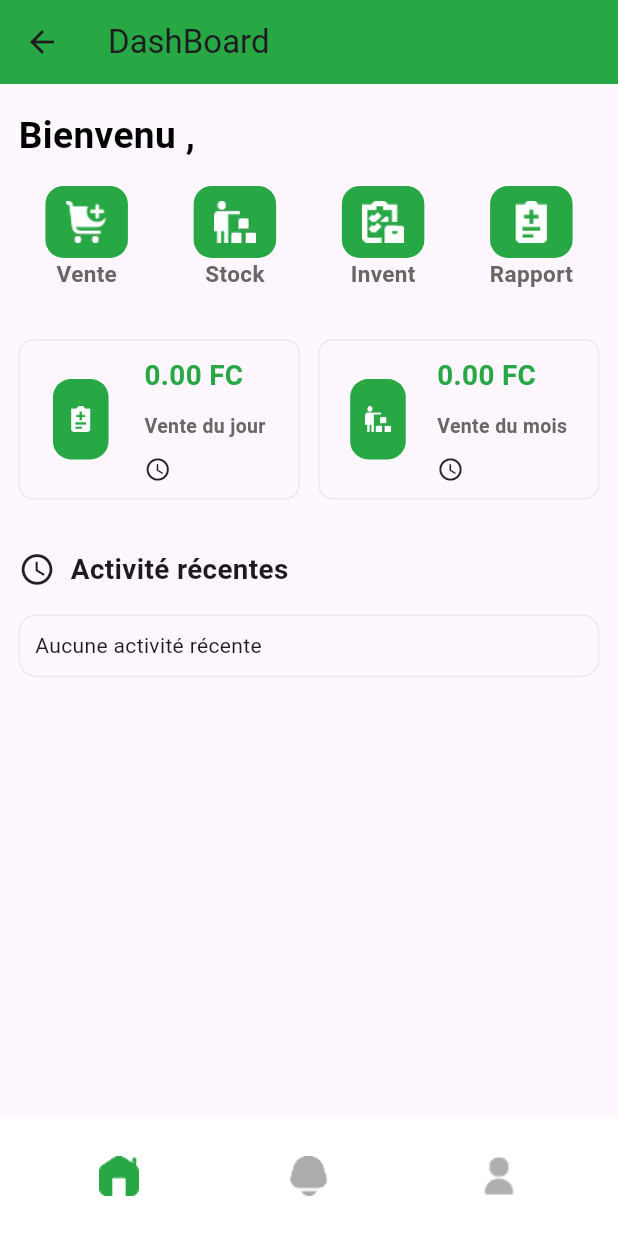
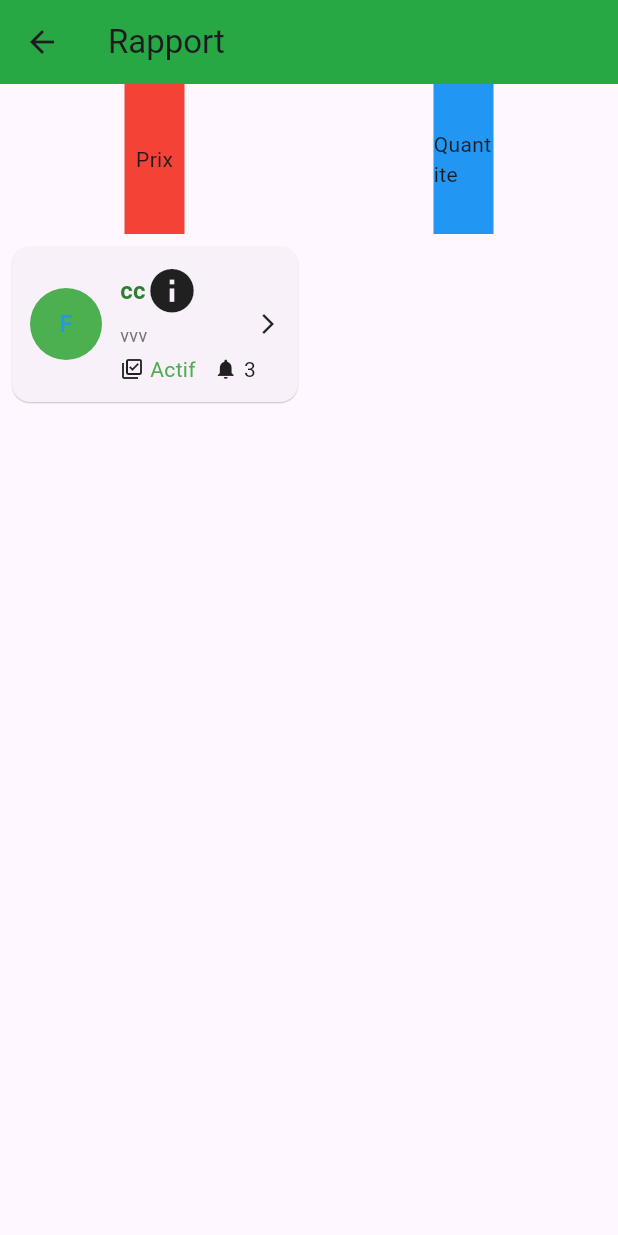
Before and after one commit to menjiDrcOrganisation/gestionPharmacieMobile, a Flutter app: the ViewDash screen opened directly, after a tap on "Rapport", on a phone screen of 412 x 824 dp. Run offline on Flutter 3.47's test engine with Material 3 defaults, Android fonts, the phone set to English and light mode, and no system bars; our stand-ins replace fluttertoast, google_sign_in, lottie, shared_preferences; accounts and stored records are empty; network calls fail.

Commit message:
feat add RapportVente

```diff
--- /dev/null
+++ b/lib/component/rapport/VenteBlock.dart
@@ -0,0 +1,75 @@
+import 'package:flutter/material.dart';
+
+class VenteBlock {
+  Widget lancer() {
+    return Card(
+      elevation: 0.4,
+      margin: const EdgeInsets.all(8),
+      shape: RoundedRectangleBorder(borderRadius: BorderRadius.circular(12)),
+      child: Padding(
+        padding: const EdgeInsets.all(12.0),
+        child: Row(
+          children: <Widget>[
+            CircleAvatar(
+              radius: 24,
+              backgroundColor: Colors.green,
+              child: Text(
+                "F",
+                style: TextStyle(color: Colors.blue),
+              ),
+            ),
+            const SizedBox(width: 12),
+
+            Expanded(
+              child: Column(
+                crossAxisAlignment: CrossAxisAlignment.start,
+                children: [
+                  Row(
+                    mainAxisAlignment: MainAxisAlignment.spaceBetween,
+                    children: [
+                      Text(
+                        "cc",
+                        style: TextStyle(
+                          fontWeight: FontWeight.bold,
+                          color: Colors.green[800],
+                          fontSize: 16,
+                        ),
+                        overflow: TextOverflow.ellipsis,
+                      ),
+                      InkWell(
+                        onTap: () {},
+                        child: Icon(Icons.info, size: 35),
+                      )
+                    ],
+                  ),
+                  const SizedBox(height: 4),
+                  Text(
+                    "vvv",
+                    style: TextStyle(fontSize: 12, color: Colors.grey[600]),
+                    overflow: TextOverflow.ellipsis,
+                  ),
+                  const SizedBox(height: 4),
+                  Row(
+                    children: const [
+                      Icon(Icons.library_add_check_outlined, size: 16),
+                      SizedBox(width: 4),
+                      Text(
+                        "Actif",
+                        style: TextStyle(color: Colors.green),
+                      ),
+                      SizedBox(width: 12),
+                      Icon(Icons.notifications, size: 16),
+                      SizedBox(width: 4),
+                      Text('3'),
+                    ],
+                  ),
+                ],
+              ),
+            ),
+            Icon(Icons.arrow_forward_ios, size: 16),
+          ],
+        ),
+      ),
+    );
+  }
+}
--- /dev/null
+++ b/lib/controller/Rapport_vente_controller.dart
@@ -0,0 +1,16 @@
+
+import '../ModelTampo/Pharmacie.dart';
+import '../model/userModel.dart';
+import '../services/ApiService/ApiPharmacie.dart';
+import '../services/ApiService/ApiRapportVente.dart';
+import '../services/GetStorage/local_storage_service.dart';
+
+class RapportVenteController{
+
+
+  static Future<void> getRapportVente(id_pharmacie) async{
+    Apirapportvente().fetchRapport();
+  }
+
+
+}
--- /dev/null
+++ b/lib/services/ApiService/ApiRapportVente.dart
@@ -0,0 +1,24 @@
+import 'dart:convert';
+import 'package:http/http.dart' as http;
+import 'package:gestion_pharmacie_mobile/ModelTampo/Vente.dart';
+
+import '../../utils/Utilis.dart';
+import '../GetStorage/Pharmacie.dart';
+
+class Apirapportvente {
+  final String baseUrl = "${Utilise.baseUrl}";
+
+  /// Récupérer toutes les rapport
+  Future<List<Vente>> fetchRapport() async {
+    String idPharma = await PharmacieStorage.getPharma();
+    final response = await http.get(Uri.parse("${baseUrl}pharmacie/${idPharma}/vente"));
+
+    if (response.statusCode == 200) {
+      final List<dynamic> data = jsonDecode(response.body);
+      return data.map((venteJson) => Vente.fromJson(venteJson)).toList();
+    } else {
+      throw Exception("Erreur lors du chargement des ventes : ${response.statusCode}");
+    }
+  }
+
+}
--- a/lib/view/dashboard/viewDash.dart
+++ b/lib/view/dashboard/viewDash.dart
@@ -14,6 +14,7 @@ import '../../services/GetStorage/local_storage_service.dart';
 import '../../utils/navigation.dart';
 import '../lots/ListLots.dart';
 import '../pharmacie/pharmacoePage.dart';
+import '../rapport/viewRapport.dart';
 import '../vente/vendre.dart';
 import '../lots/LotRegisterPage.dart';
 import '../../services/GetStorage/LotStorage.dart';
@@ -127,19 +128,14 @@ class _ViewDashState extends State<ViewDash> {
                   ).lancer(),
                 ),
                 SizedBox(width: 8),
-                Expanded(
-                  child: Option(
-                    src: 'assets/Icone/inventaire-alternatif 1.png',
-                    intitule: "Invent",
-                    action: () {},
-                  ).lancer(),
-                ),
-                SizedBox(width: 8),
+
                 Expanded(
                   child: Option(
                     src: 'assets/Icone/traitement 1.png',
                     intitule: "Rapport",
-                    action: () {},
+                    action: () {
+                      goToPagePlacement(context,ViewRapport());
+                    },
                   ).lancer(),
                 ),
               ],
--- /dev/null
+++ b/lib/view/rapport/viewRapport.dart
@@ -0,0 +1,67 @@
+import 'dart:convert';
+import 'package:flutter/material.dart';
+import 'package:shared_preferences/shared_preferences.dart';
+import 'package:gestion_pharmacie_mobile/view/vente/pannier.dart';
+import '../../ModelTampo/Lot.dart';
+import '../../component/AppBar.dart';
+import '../../component/AppBarTest.dart';
+import '../../component/Colors.dart';
+import '../../component/Combobox.dart';
+import '../../component/rapport/VenteBlock.dart';
+import '../../component/vente/BottomAppVente.dart';
+import '../../component/vente/Prix.dart';
+import '../../services/ApiService/ApiServiceLotTampo.dart';
+import '../dashboard/viewDash.dart';
+import '../layouts/StructurePage.dart';
+
+class ViewRapport extends StatefulWidget {
+  @override
+  State<ViewRapport> createState() => _ViewRapportState();
+}
+
+class _ViewRapportState extends State<ViewRapport> {
+
+  @override
+  void initState() {
+    super.initState();
+
+  }
+
+  @override
+  Widget build(BuildContext context) {
+    final double screenWidth = MediaQuery.of(context).size.width;
+    final double screenHeight = MediaQuery.of(context).size.height;
+
+    return Scaffold(
+      appBar: AppbarTest(title: "Rapport",pageDeRemplacement: ViewDash()).lancer(context),
+      body: Column(
+      mainAxisSize: MainAxisSize.max,
+        children: [
+          Row(
+            mainAxisAlignment: MainAxisAlignment.spaceAround,
+            children: [
+              Container(
+                height: 100,
+                width: 40,
+                color: Colors.red,
+                child: Center(child: Text("Prix"),),
+
+              ),
+              Container(
+                height: 100,
+                width: 40,
+                color: Colors.blue,
+                child: Center(child: Text("Quantite"),),
+              )
+            ],
+          ),
+          Row(
+            children: [
+              VenteBlock().lancer()
+            ],
+          )
+        ],
+      )
+    );
+  }
+}
```
